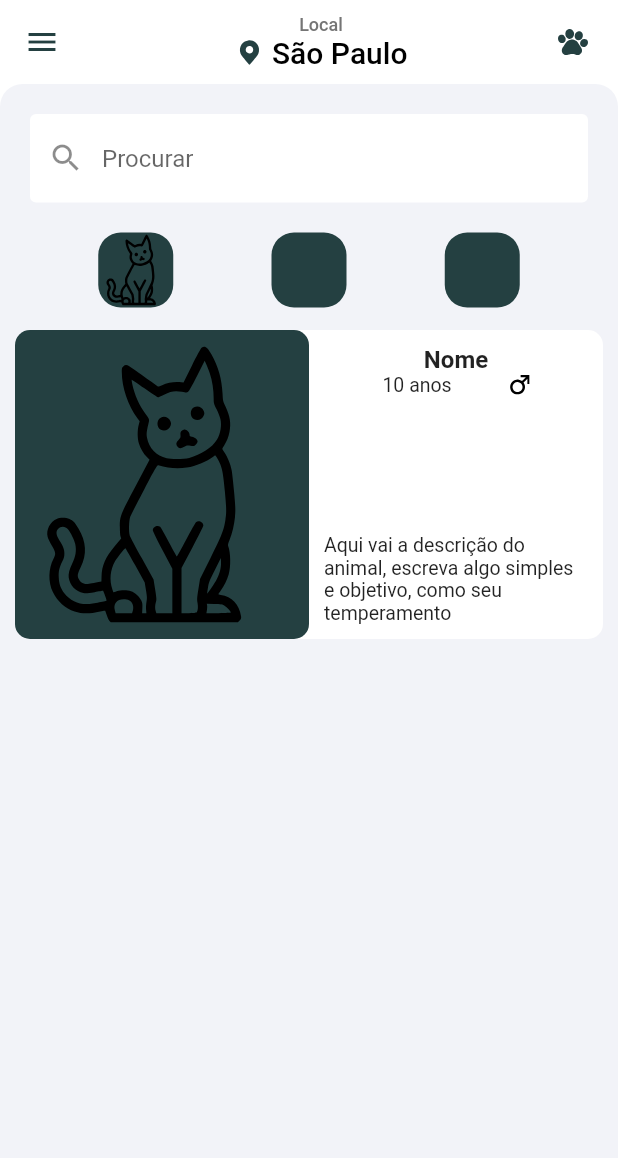
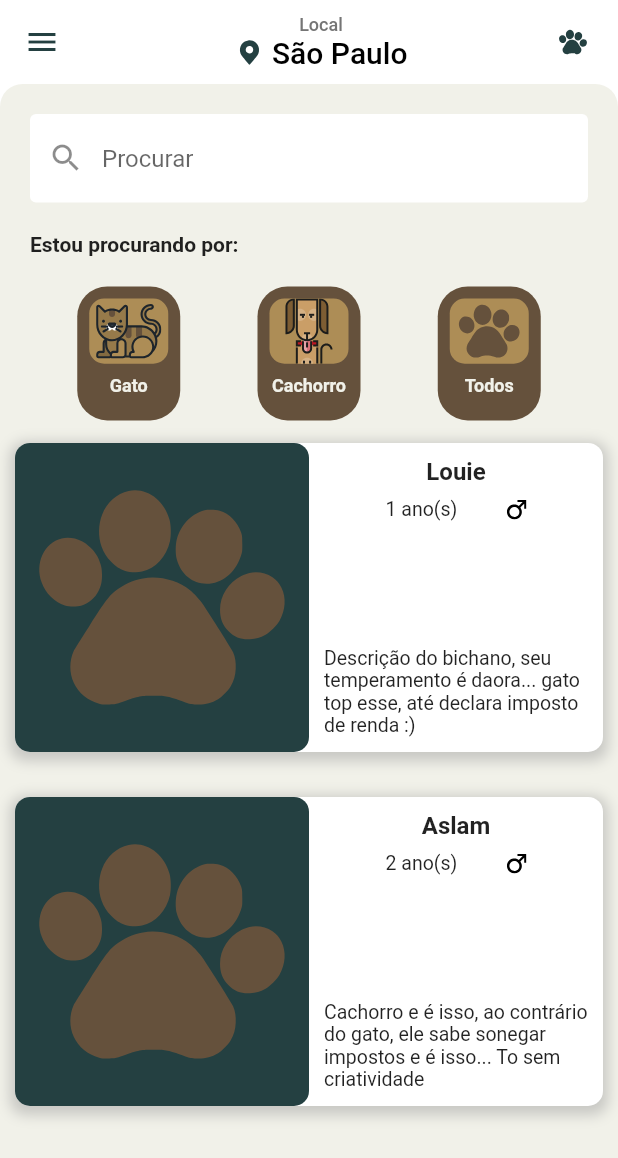
Before and after one commit to JoshGodoyyy/Adotei, a Flutter app: the screen it shows after launch, on a phone screen of 412 x 824 dp. Shown: the top 1158 px of the screen. Run offline on Flutter 3.47's test engine with Material 2 defaults, Android fonts, the phone set to English and light mode, and no system bars; our stand-ins replace flutter_svg.

Commit message:
Modificacao de layout

```diff
--- a/lib/custom_colors.dart
+++ b/lib/custom_colors.dart
@@ -2,8 +2,20 @@ import 'package:flutter/material.dart';
 
 class CustomColors {
   static const Color white = Color(0xffffffff);
-  static const Color background = Color(0xfff2f3f8);
+  static const Color background = Color(0xfff1f1e9);
   //static const Color blue = Color(0xff495fe9);
   static const Color blue = Color(0xff473e97);
   static const Color green = Color(0xff244041);
+
+  static const Color brown = Color(0xffad8d56);
+  static const Color darkBrown = Color(0xff65513c);
+
+  static const Color iris = Color(0xff454ade);
+  static const Color spaceCadet = Color(0xff1b1f3b);
+  static const Color mediumOrchid = Color(0xffb1a4ed);
+  static const Color frenchMauve = Color(0xffc874d9);
+  static const Color cameoPink = Color(0xffe1bbc9);
+  static const Color deepTaupe = Color(0xff88665d);
+  static const Color eggPlant = Color(0xff6d435a);
+  static const Color blackCoffee = Color(0xff352d39);
 }
--- a/lib/main.dart
+++ b/lib/main.dart
@@ -1,3 +1,4 @@
+import 'package:adotei/pages/about.dart';
 import 'package:adotei/pages/add_pet.dart';
 import 'package:adotei/pages/home_page.dart';
 import 'package:flutter/material.dart';
@@ -16,6 +17,7 @@ class MyApp extends StatelessWidget {
       routes: {
         '/': (context) => const HomePage(),
         '/add': (context) => const AddPet(),
+        '/about': (context) => const About(),
       },
     );
   }
--- a/lib/pages/home_page.dart
+++ b/lib/pages/home_page.dart
@@ -4,6 +4,7 @@ import 'package:adotei/custom_icons.dart';
 import 'package:adotei/gender.dart';
 import 'package:adotei/widgets/list_item.dart';
 import 'package:adotei/widgets/my_drawer.dart';
+import 'package:adotei/widgets/pet_button.dart';
 import 'package:flutter/material.dart';
 import 'package:flutter_svg/flutter_svg.dart';
 
@@ -72,6 +73,7 @@ class _HomePageState extends State<HomePage> {
             ),
             color: CustomColors.background),
         child: Column(
+          crossAxisAlignment: CrossAxisAlignment.start,
           children: [
             const Padding(
               padding: EdgeInsets.all(20.0),
@@ -86,71 +88,50 @@ class _HomePageState extends State<HomePage> {
                 ),
               ),
             ),
+            const Padding(
+              padding: EdgeInsets.only(left: 20, bottom: 20),
+              child: Text(
+                'Estou procurando por:',
+                style: TextStyle(fontWeight: FontWeight.w600),
+              ),
+            ),
+            Row(
+              mainAxisAlignment: MainAxisAlignment.spaceEvenly,
+              children: const [
+                PetButton(
+                  title: 'Gato',
+                  icon: CustomIcons.cat,
+                ),
+                PetButton(
+                  title: 'Cachorro',
+                  icon: CustomIcons.dog,
+                ),
+                PetButton(
+                  title: 'Todos',
+                  icon: CustomIcons.pawprint,
+                ),
+              ],
+            ),
             Flexible(
               child: ListView(
                 //padding: const EdgeInsets.symmetric(vertical: 10),
                 children: [
-                  Row(
-                    mainAxisAlignment: MainAxisAlignment.spaceEvenly,
-                    children: [
-                      GestureDetector(
-                        onTap: () {
-                          setState(() {
-                            isCatSelected = !isCatSelected;
-                          });
-                        },
-                        child: Container(
-                          width: 50,
-                          height: 50,
-                          decoration: BoxDecoration(
-                            borderRadius: BorderRadius.circular(15),
-                            color: isCatSelected
-                                ? Colors.grey
-                                : CustomColors.green,
-                          ),
-                          child: SvgPicture.asset(
-                            CustomIcons.cat,
-                          ),
-                        ),
-                      ),
-                      GestureDetector(
-                        onTap: () {
-                          setState(() {
-                            isDogSelected = !isDogSelected;
-                          });
-                        },
-                        child: Container(
-                          width: 50,
-                          height: 50,
-                          decoration: BoxDecoration(
-                              borderRadius: BorderRadius.circular(15),
-                              color: isDogSelected
-                                  ? CustomColors.blue
-                                  : CustomColors.green),
-                        ),
-                      ),
-                      GestureDetector(
-                        onTap: () {
-                          setState(() {
-                            fishballcat = !fishballcat;
-                          });
-                        },
-                        child: Container(
-                          width: 50,
-                          height: 50,
-                          decoration: BoxDecoration(
-                              borderRadius: BorderRadius.circular(15),
-                              color: fishballcat
-                                  ? CustomColors.white
-                                  : CustomColors.green),
-                        ),
-                      ),
-                    ],
+                  ListItem(
+                    animal: Animal.cat,
+                    name: 'Louie',
+                    age: 1,
+                    gender: Gender.male,
+                    description:
+                        'Descrição do bichano, seu temperamento é daora... gato top esse, até declara imposto de renda :)',
                   ),
-                  const SizedBox(
-                    height: 10,
-                  ),
-                  ListItem(),
+                  ListItem(
+                    animal: Animal.dog,
+                    name: 'Aslam',
+                    age: 2,
+                    gender: Gender.male,
+                    description:
+                        'Cachorro e é isso, ao contrário do gato, ele sabe sonegar impostos e é isso... To sem criatividade',
+                  )
                 ],
               ),
             ),
--- a/lib/widgets/list_item.dart
+++ b/lib/widgets/list_item.dart
@@ -1,10 +1,24 @@
 import 'package:adotei/custom_colors.dart';
 import 'package:adotei/custom_icons.dart';
+import 'package:adotei/gender.dart';
+import 'package:adotei/animal.dart';
 import 'package:flutter/material.dart';
 import 'package:flutter_svg/flutter_svg.dart';
 
 class ListItem extends StatefulWidget {
-  const ListItem({Key? key}) : super(key: key);
+  ListItem(
+      {Key? key,
+      required this.animal,
+      required this.name,
+      required this.age,
+      required this.gender,
+      required this.description})
+      : super(key: key);
+  final Animal animal;
+  final String name;
+  final int age;
+  final Gender gender;
+  final String description;
 
   @override
   State<ListItem> createState() => _ListItemState();
@@ -13,38 +27,65 @@ class ListItem extends StatefulWidget {
 class _ListItemState extends State<ListItem> {
   double borderRadius = 10;
 
-  double boxSize() {
+  double boxSize(BuildContext context) {
     double width = MediaQuery.of(context).size.width / 2;
     return width;
+  }
+
+  String animals() {
+    if (widget.animal == Animal.cat) {
+      return CustomIcons.cat;
+    } else {
+      return CustomIcons.dog;
+    }
+  }
+
+  String genders() {
+    if (widget.gender == Gender.male) {
+      return CustomIcons.male;
+    } else {
+      return CustomIcons.female;
+    }
   }
 
   @override
   Widget build(BuildContext context) {
     return Padding(
-      padding: const EdgeInsets.symmetric(vertical: 5, horizontal: 10),
+      padding: const EdgeInsets.symmetric(vertical: 15, horizontal: 10),
       child: SizedBox(
-        height: boxSize(),
+        height: boxSize(context),
         child: Container(
           decoration: BoxDecoration(
             color: CustomColors.white,
             borderRadius: BorderRadius.all(
               Radius.circular(borderRadius),
             ),
+            boxShadow: [
+              BoxShadow(
+                color: Colors.grey.withOpacity(0.5),
+                spreadRadius: 3,
+                blurRadius: 7,
+                offset: Offset(0, 3),
+              )
+            ],
           ),
           child: Row(
             children: [
               Flexible(
                 flex: 2,
                 child: Container(
-                  height: boxSize(),
-                  width: boxSize(),
+                  height: boxSize(context),
+                  width: boxSize(context),
                   decoration: BoxDecoration(
                     color: CustomColors.green,
                     borderRadius: BorderRadius.all(
                       Radius.circular(borderRadius),
                     ),
                   ),
-                  child: SvgPicture.asset(CustomIcons.cat),
+                  child: Padding(
+                    padding: const EdgeInsets.all(10.0),
+                    child: SvgPicture.asset(CustomIcons.pawprint),
+                  ),
                 ),
               ),
               Flexible(
@@ -55,29 +96,32 @@ class _ListItemState extends State<ListItem> {
                     crossAxisAlignment: CrossAxisAlignment.center,
                     children: [
                       Text(
-                        'Nome',
-                        style: TextStyle(
+                        widget.name,
+                        style: const TextStyle(
                           fontSize: 16,
                           fontWeight: FontWeight.w700,
                         ),
                       ),
-                      Row(
+                      Padding(
+                        padding: const EdgeInsets.all(8.0),
+                        child: Row(
                           mainAxisAlignment: MainAxisAlignment.spaceEvenly,
                           children: [
                             Text(
-                            '10 anos',
-                            style: TextStyle(fontSize: 13),
+                              '${widget.age} ano(s)',
+                              style: const TextStyle(fontSize: 13),
                             ),
                             SvgPicture.asset(
-                            CustomIcons.male,
+                              genders(),
                               width: 13,
                             )
                           ],
                         ),
+                      ),
                       Expanded(child: Container()),
                       Text(
-                        'Aqui vai a descrição do animal, escreva algo simples e objetivo, como seu temperamento',
-                        style: TextStyle(
+                        widget.description,
+                        style: const TextStyle(
                           fontSize: 13,
                         ),
                       ),
--- /dev/null
+++ b/lib/widgets/pet_button.dart
@@ -0,0 +1,67 @@
+import 'package:adotei/custom_colors.dart';
+import 'package:flutter/material.dart';
+import 'package:flutter_svg/flutter_svg.dart';
+
+class PetButton extends StatelessWidget {
+  const PetButton({
+    Key? key,
+    required this.title,
+    required this.icon,
+  }) : super(key: key);
+  final String title;
+  final String icon;
+
+  double boxSize(BuildContext context) {
+    double width = MediaQuery.of(context).size.width / 6;
+    return width;
+  }
+
+  @override
+  Widget build(BuildContext context) {
+    return GestureDetector(
+      onTap: () {},
+      child: Container(
+        width: boxSize(context),
+        height: boxSize(context) * 1.3,
+        decoration: const BoxDecoration(
+          borderRadius: BorderRadius.all(
+            Radius.circular(20),
+          ),
+          color: CustomColors.darkBrown,
+        ),
+        child: Column(
+          children: [
+            Flexible(
+              flex: 2,
+              child: Padding(
+                padding: const EdgeInsets.all(8.0),
+                child: Container(
+                  decoration: const BoxDecoration(
+                    borderRadius: BorderRadius.all(
+                      Radius.circular(10),
+                    ),
+                    color: CustomColors.brown,
+                  ),
+                  child: SvgPicture.asset(
+                    icon,
+                  ),
+                ),
+              ),
+            ),
+            Flexible(
+              flex: 1,
+              child: Text(
+                title,
+                style: const TextStyle(
+                  color: CustomColors.background,
+                  fontWeight: FontWeight.w600,
+                  fontSize: 12,
+                ),
+              ),
+            )
+          ],
+        ),
+      ),
+    );
+  }
+}
```
Also changed, not shown: lib/pages/about.dart (added, +87 -0 lines), lib/pages/add_pet.dart (+11 -10 lines), lib/widgets/custom_list.dart (deleted, +0 -10 lines), lib/widgets/list_about.dart (added, +63 -0 lines), lib/widgets/my_drawer.dart (+13 -0 lines), assets/icons/cat.svg, assets/icons/dog.svg, assets/icons/pawprint.svg. Lines whose indentation alone changed are shown as unchanged.
